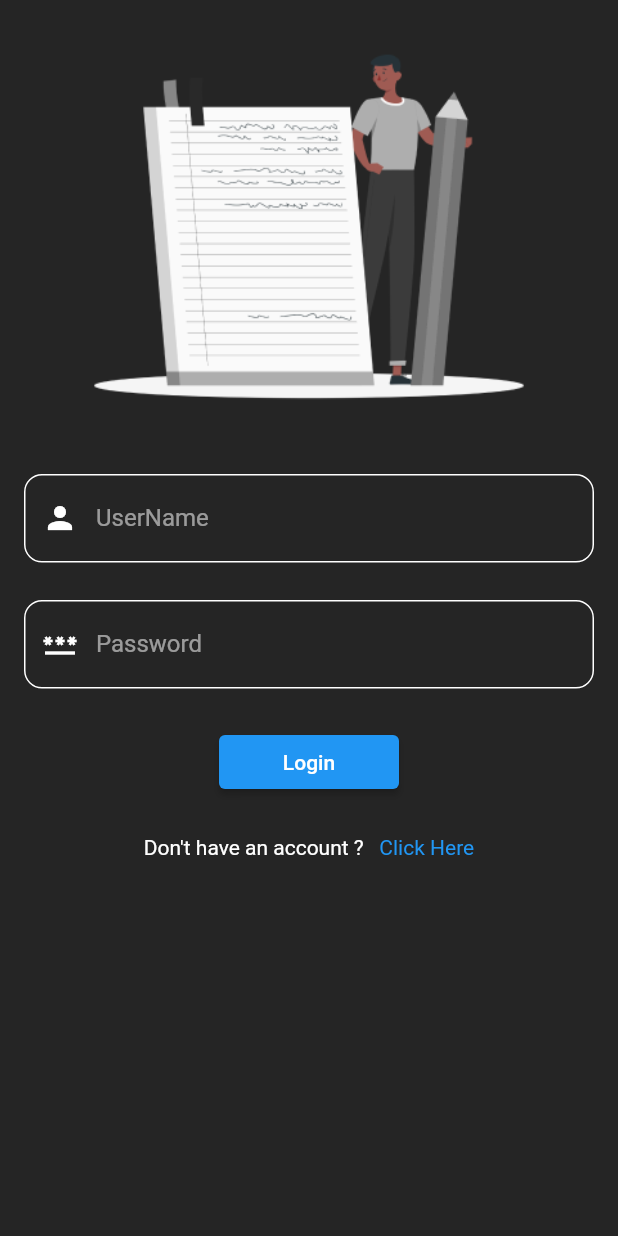
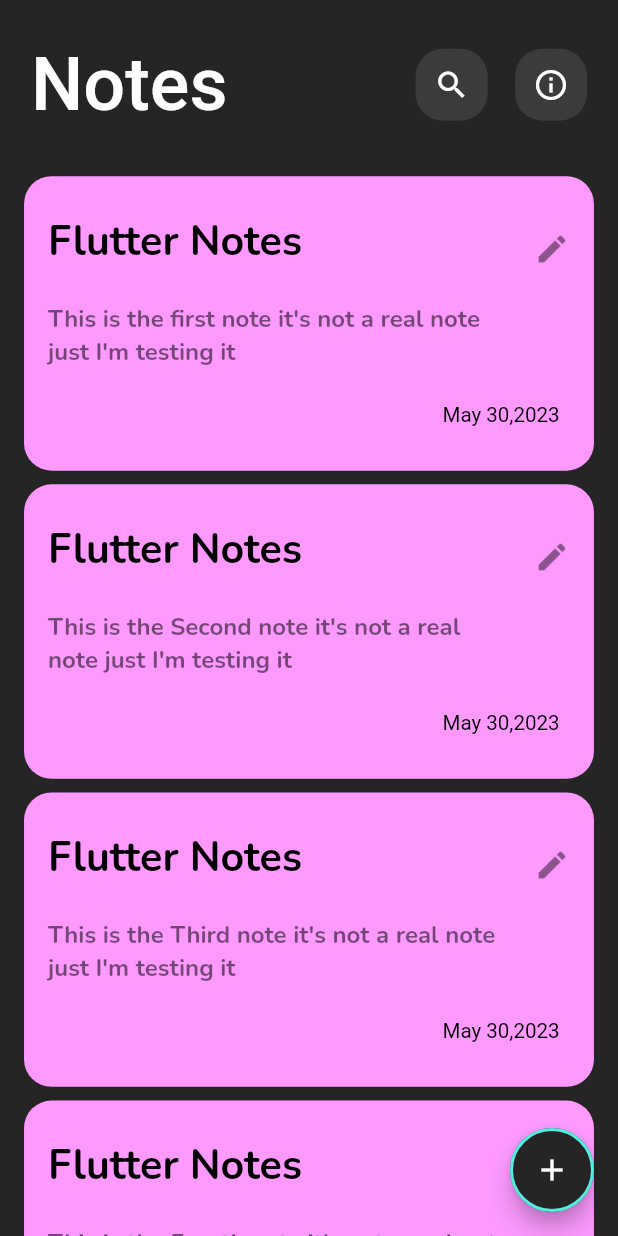
Before and after one commit to Sami-Hegazy/Notes, a Flutter app: the screen it shows after launch, on a phone screen of 412 x 824 dp. Run offline on Flutter 3.47's test engine with Material 2 defaults, Android fonts, the phone set to English and light mode, and no system bars; our stand-ins replace flutter_screenutil.

Commit message:
update note card ui

```diff
--- /dev/null
+++ b/lib/core/app_rounded_icon.dart
@@ -0,0 +1,26 @@
+import 'package:flutter/material.dart';
+import 'package:flutter_screenutil/flutter_screenutil.dart';
+
+class AppRoundedIcon extends StatelessWidget {
+  const AppRoundedIcon({
+    super.key,
+    required this.icon,
+    required this.onTap,
+  });
+  final IconData icon;
+  final VoidCallback onTap;
+  @override
+  Widget build(BuildContext context) {
+    return Container(
+      decoration: BoxDecoration(
+        color: const Color(0xff3B3B3B),
+        borderRadius: BorderRadius.circular(16.w),
+      ),
+      child: IconButton(
+        onPressed: onTap,
+        icon: Icon(icon),
+        color: Colors.white,
+      ),
+    );
+  }
+}
--- a/lib/textformfield_custom.dart
+++ b/lib/core/app_text_form_field.dart
@@ -1,12 +1,12 @@
 import 'package:flutter/material.dart';
 
-class CustomTextFormField extends StatelessWidget {
+class AppTextFormField extends StatelessWidget {
   final String? label;
   final TextInputType? textInputType;
   final IconData? prefixIcon;
   final bool? obscureText;
 
-  const CustomTextFormField({
+  const AppTextFormField({
     Key? key,
     required this.label,
     required this.textInputType,
--- a/lib/main.dart
+++ b/lib/main.dart
@@ -1,36 +1,49 @@
 import 'package:flutter/material.dart';
-import 'package:note_app/Edit/add_notes.dart';
-import 'package:note_app/auth/login.dart';
-import 'package:note_app/auth/signup.dart';
-import 'package:note_app/home/home_page.dart';
+import 'package:note_app/views/add_notes.dart/add_notes.dart';
+import 'package:note_app/views/auth/login.dart';
+import 'package:note_app/views/auth/signup.dart';
+import 'package:note_app/views/home/home_page.dart';
+import 'package:flutter_screenutil/flutter_screenutil.dart';
 
 void main() {
-  runApp(const MyApp());
+  runApp(const NotesApp());
 }
 
-class MyApp extends StatelessWidget {
-  const MyApp({super.key});
+class NotesApp extends StatelessWidget {
+  const NotesApp({super.key});
 
   // This widget is the root of your application.
   @override
   Widget build(BuildContext context) {
+    return ScreenUtilInit(
+      designSize: const Size(360, 690),
+      minTextAdapt: true,
+      splitScreenMode: true,
+      builder: (context, child) {
         return MaterialApp(
           debugShowCheckedModeBanner: false,
           title: 'Note App',
-      home: const Login(),
+          initialRoute: '/',
           theme: ThemeData(
+            //brightness: Brightness.dark,
             primaryColor: const Color(0xff252525),
             cardColor: const Color(0xffFD99FF),
             focusColor: const Color(0xffFF9E9E),
             primaryColorDark: const Color(0xff252525),
             disabledColor: const Color(0xffFF0000),
           ),
-      routes: {
-        'login': (context) => const Login(),
-        'signup': (context) => const SignUp(),
-        'home': (context) => const HomePage(),
-        'addNote': (context) => const AddNotes(),
+          routes: _getRoutes(),
+        );
       },
     );
   }
+
+  Map<String, WidgetBuilder> _getRoutes() {
+    return {
+      '/': (context) => const HomePage(),
+      'login': (context) => const Login(),
+      'signup': (context) => const SignUp(),
+      'addNote': (context) => const AddNotes(),
+    };
   }
+}
--- a/lib/auth/login.dart
+++ b/lib/views/auth/login.dart
@@ -1,5 +1,5 @@
 import 'package:flutter/material.dart';
-import 'package:note_app/textFormField_custom.dart';
+import 'package:note_app/core/app_text_form_field.dart';
 
 class Login extends StatefulWidget {
   const Login({super.key});
@@ -34,14 +34,14 @@
                     child: Form(
                         child: Column(
                       children: [
-                        const CustomTextFormField(
+                        const AppTextFormField(
                           label: 'UserName',
                           textInputType: TextInputType.name,
                           prefixIcon: Icons.person,
                           obscureText: false,
                         ),
                         const SizedBox(height: 25),
-                        const CustomTextFormField(
+                        const AppTextFormField(
                           label: 'Password',
                           textInputType: TextInputType.visiblePassword,
                           prefixIcon: Icons.password,
--- /dev/null
+++ b/lib/views/home/widgets/home_body.dart
@@ -0,0 +1,60 @@
+import 'dart:math';
+
+import 'package:flutter/material.dart';
+import 'package:flutter_screenutil/flutter_screenutil.dart';
+
+import 'home_header.dart';
+import 'home_note_content.dart';
+
+class HomeBody extends StatelessWidget {
+  const HomeBody({
+    super.key,
+    required this.notes,
+    required this.color,
+  });
+
+  final List notes;
+  final List<Color> color;
+
+  @override
+  Widget build(BuildContext context) {
+    return Container(
+      color: const Color(0xff252525),
+      child: Column(
+        children: [
+          const HomeHeader(),
+          Expanded(
+            child: ListView.builder(
+                physics: const BouncingScrollPhysics(),
+                itemCount: notes.length,
+                itemBuilder: ((context, index) {
+                  return Dismissible(
+                    background: Container(
+                      decoration: BoxDecoration(
+                        color: Theme.of(context).disabledColor,
+                        borderRadius: BorderRadius.circular(16.w),
+                      ),
+                      child: const Icon(Icons.delete, color: Colors.white),
+                    ),
+                    key: Key('$index'),
+                    child: HomeNotesContent(
+                      notes: notes[index],
+                      cardColor: color[randomNum()],
+                    ),
+                  );
+                })),
+          ),
+        ],
+      ),
+    );
+  }
+}
+
+int randomNum() {
+  Random rnd;
+  int min = 0;
+  int max = 5;
+  rnd = Random();
+  int r = min + rnd.nextInt(max - min);
+  return r;
+}
--- /dev/null
+++ b/lib/views/home/widgets/home_header.dart
@@ -0,0 +1,33 @@
+import 'package:flutter/material.dart';
+import 'package:flutter_screenutil/flutter_screenutil.dart';
+
+import '../../../core/app_rounded_icon.dart';
+
+class HomeHeader extends StatelessWidget {
+  const HomeHeader({super.key});
+
+  @override
+  Widget build(BuildContext context) {
+    return Container(
+      padding:
+          EdgeInsets.only(top: 24.w, left: 18.w, right: 18.w, bottom: 24.w),
+      child: Row(
+        mainAxisAlignment: MainAxisAlignment.spaceAround,
+        children: [
+          Text(
+            'Notes',
+            style: TextStyle(
+              color: Colors.white,
+              fontSize: 43.sp,
+              fontWeight: FontWeight.w500,
+            ),
+          ),
+          const Spacer(),
+          AppRoundedIcon(icon: Icons.search, onTap: () {}),
+          16.horizontalSpace,
+          AppRoundedIcon(icon: Icons.info_outline, onTap: () {}),
+        ],
+      ),
+    );
+  }
+}
--- /dev/null
+++ b/lib/views/home/widgets/home_note_content.dart
@@ -0,0 +1,67 @@
+import 'package:flutter/material.dart';
+import 'package:flutter_screenutil/flutter_screenutil.dart';
+
+class HomeNotesContent extends StatefulWidget {
+  final dynamic notes;
+  final Color cardColor;
+
+  const HomeNotesContent(
+      {super.key, required this.notes, required this.cardColor});
+
+  @override
+  State<HomeNotesContent> createState() => _HomeNotesContentState();
+}
+
+class _HomeNotesContentState extends State<HomeNotesContent> {
+  @override
+  Widget build(BuildContext context) {
+    return Padding(
+      padding: EdgeInsets.symmetric(horizontal: 14.w, vertical: 4.w),
+      child: Container(
+        decoration: BoxDecoration(
+          color: widget.cardColor,
+          borderRadius: BorderRadius.circular(16.w),
+        ),
+        padding: EdgeInsets.symmetric(vertical: 18.w),
+        child: Column(
+          crossAxisAlignment: CrossAxisAlignment.end,
+          mainAxisAlignment: MainAxisAlignment.spaceAround,
+          children: [
+            ListTile(
+              title: Text(
+                'Flutter Notes',
+                style: TextStyle(
+                    fontSize: 24.sp,
+                    fontWeight: FontWeight.bold,
+                    color: Colors.black,
+                    fontFamily: 'Nunito'),
+              ),
+              subtitle: Padding(
+                padding: EdgeInsets.only(top: 20.w),
+                child: Text(
+                  widget.notes['note'],
+                  style: TextStyle(
+                    fontFamily: 'Nunito',
+                    fontSize: 14.sp,
+                    fontWeight: FontWeight.bold,
+                  ),
+                ),
+              ),
+              trailing: const Icon(Icons.edit),
+            ),
+            Padding(
+              padding: EdgeInsets.only(right: 20.w, bottom: 8.w, top: 18),
+              child: Text(
+                'May 30,2023',
+                style: TextStyle(
+                  fontSize: 12.sp,
+                  color: Colors.black,
+                ),
+              ),
+            ),
+          ],
+        ),
+      ),
+    );
+  }
+}
--- a/pubspec.yaml
+++ b/pubspec.yaml
@@ -37,6 +37,7 @@
   cupertino_icons: ^1.0.2
   flutter_native_splash: ^2.2.19
   image_picker: ^0.8.7+4
+  flutter_screenutil: ^5.8.2
 
 dev_dependencies:
   flutter_test:
```
Also changed, not shown: lib/Edit/add_note_header.dart (deleted, +0 -132 lines), lib/home/home_header.dart (deleted, +0 -51 lines), lib/home/note_content.dart (deleted, +0 -41 lines), lib/views/add_notes.dart/add_notes.dart (renamed from lib/Edit/add_notes.dart, +4 -4 lines), lib/views/add_notes.dart/widgets/add_note_header.dart (added, +33 -0 lines), lib/views/add_notes.dart/widgets/custom_buttom_sheet.dart (added, +77 -0 lines), lib/views/auth/signup.dart (renamed from lib/auth/signup.dart, +4 -4 lines), lib/views/home/home_page.dart (renamed from lib/home/home_page.dart, +3 -39 lines), lib/views/add_notes.dart/widgets/add_note_body.dart (renamed from lib/Edit/add_note_body.dart), pubspec.lock, 2 other files. Lines whose indentation alone changed are shown as unchanged.
